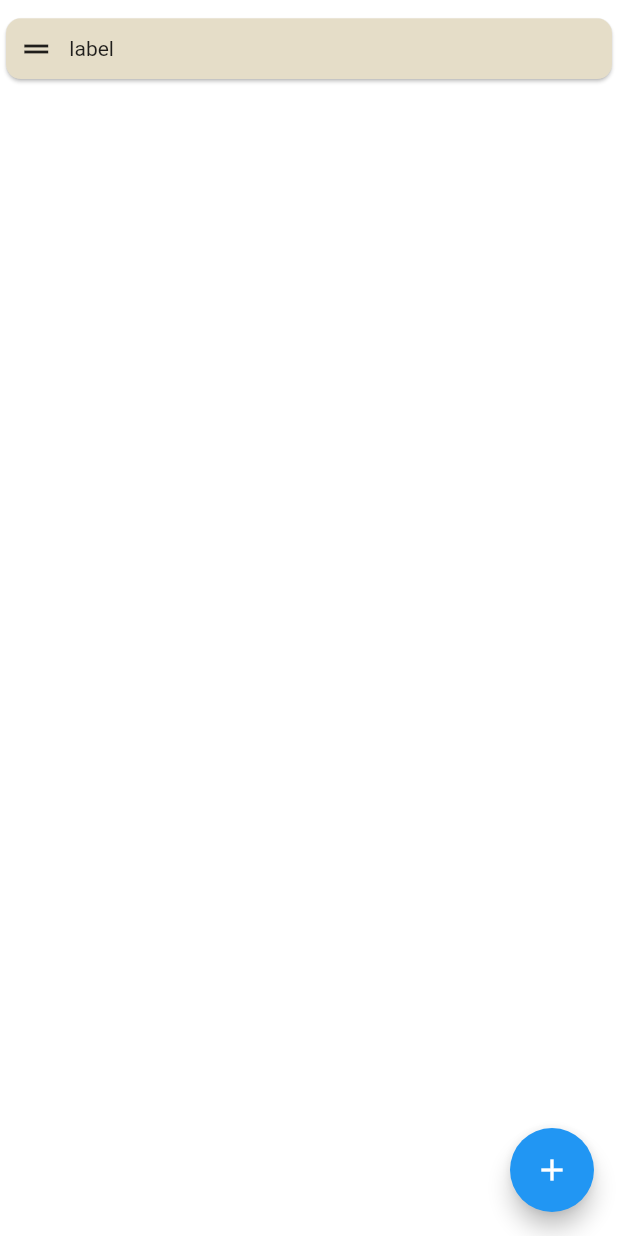
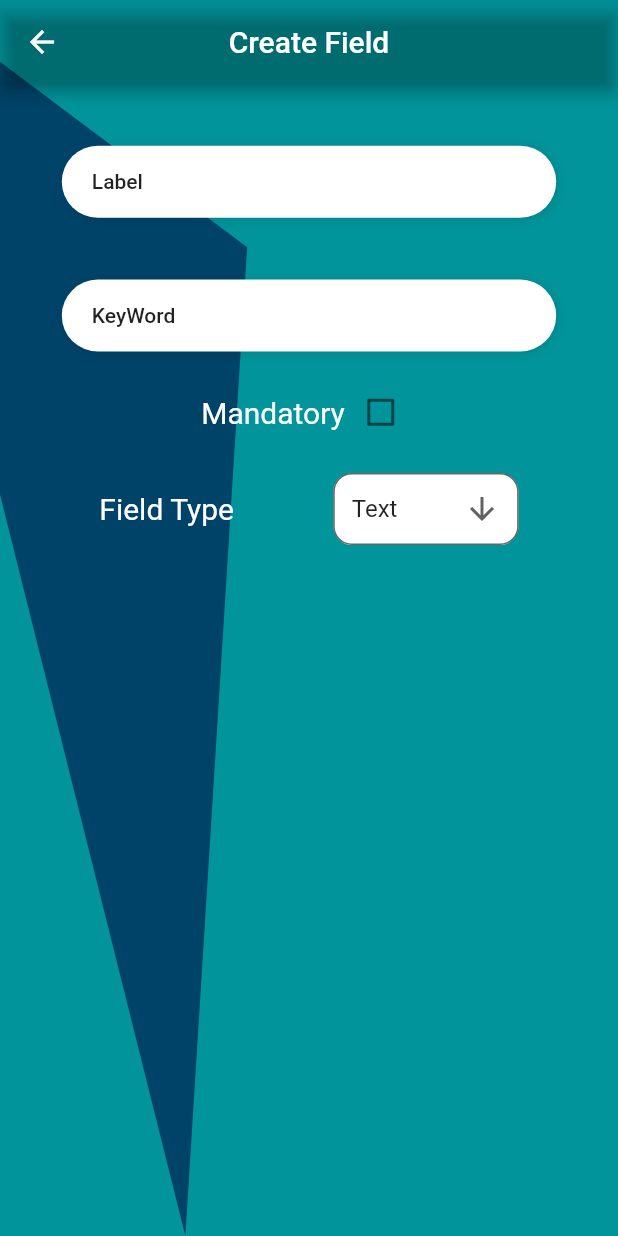
Before and after one commit to Lemmy01/InteligentForm, a Flutter app: the ViewFieldPage screen opened directly, after a tap on the "add" icon, on a phone screen of 412 x 824 dp. Run offline on Flutter 3.47's test engine with Material 2 defaults, Android fonts, the light colour scheme and no system bars; drawn by our look-alikes of flutter_slidable; our stand-ins replace bloc, cloud_firestore, dartz, equatable, firebase_core, sizer; accounts and stored records are empty.

Commit message:
feat:added create section page

```diff
--- /dev/null
+++ b/lib/core/background_widgets/create_field_background_widget.dart
@@ -0,0 +1,50 @@
+import 'package:flutter/material.dart';
+
+const Color kPrimaryColor = Color(0xFF01949A);
+const Color kSecondaryColor = Color(0xFF004369);
+
+class CreateFieldBackGroundWidget extends StatelessWidget {
+  const CreateFieldBackGroundWidget({
+    super.key,
+    this.child,
+  });
+  final Widget? child;
+  @override
+  Widget build(BuildContext context) {
+    return ClipRect(
+      child: Container(
+        height: MediaQuery.of(context).size.height,
+        width: MediaQuery.of(context).size.width,
+        decoration: const BoxDecoration(
+          color: kPrimaryColor,
+        ),
+        child: CustomPaint(
+          painter: BackgroundPainter(),
+          child: child,
+        ),
+      ),
+    );
+  }
+}
+
+class BackgroundPainter extends CustomPainter {
+  @override
+  void paint(Canvas canvas, Size size) {
+    var height = size.height;
+    var width = size.width;
+    final Paint paint = Paint()..color = kSecondaryColor;
+    final path = Path();
+
+    path.moveTo(0, height * 0.05);
+    path.lineTo(width * 0.4, height * 0.2);
+    path.lineTo(width * 0.3, height);
+    path.lineTo(0, height * 0.4);
+
+    canvas.drawPath(path, paint);
+  }
+
+  @override
+  bool shouldRepaint(covariant CustomPainter oldDelegate) {
+    return false;
+  }
+}
--- /dev/null
+++ b/lib/features/create_form/presentation/pages/create_field_page.dart
@@ -0,0 +1,114 @@
+import 'package:flutter/material.dart';
+import 'package:inteligent_forms/core/background_widgets/create_field_background_widget.dart';
+import 'package:inteligent_forms/features/create_form/presentation/widgets/outlined_text_field.dart';
+import 'package:sizer/sizer.dart';
+
+class CreateFieldPage extends StatefulWidget {
+  const CreateFieldPage({super.key});
+
+  @override
+  State<CreateFieldPage> createState() => _CreateFieldPageState();
+}
+
+class _CreateFieldPageState extends State<CreateFieldPage> {
+  TextEditingController labelController = TextEditingController();
+  TextEditingController keywordController = TextEditingController();
+  String dropdownValue = 'Text';
+  List<String> fieldTypes = ['Text', 'Number', 'Date', 'Time', 'Image'];
+  @override
+  Widget build(BuildContext context) {
+    return SafeArea(
+      child: CreateFieldBackGroundWidget(
+        child: Scaffold(
+          backgroundColor: Colors.transparent,
+          appBar: AppBar(
+            centerTitle: true,
+            backgroundColor: Colors.transparent,
+            title: const Text('Create Field'),
+          ),
+          body: SingleChildScrollView(
+            child: Column(
+              children: [
+                SizedBox(height: 5.h),
+                Padding(
+                  padding: EdgeInsets.symmetric(horizontal: 10.w),
+                  child: OutlinedTextField(
+                    textEditingController: labelController,
+                    hintText: "Label",
+                  ),
+                ),
+                SizedBox(height: 5.h),
+                Padding(
+                  padding: EdgeInsets.symmetric(horizontal: 10.w),
+                  child: OutlinedTextField(
+                      textEditingController: keywordController,
+                      hintText: "KeyWord"),
+                ),
+                SizedBox(height: 2.h),
+                Row(
+                  mainAxisAlignment: MainAxisAlignment.center,
+                  children: [
+                    const Text(
+                      "Mandatory",
+                      style: TextStyle(
+                        fontSize: 20,
+                        color: Colors.white,
+                      ),
+                    ),
+                    Checkbox(value: false, onChanged: (newValue) {}),
+                  ],
+                ),
+                SizedBox(height: 2.h),
+                Row(
+                  mainAxisAlignment: MainAxisAlignment.spaceEvenly,
+                  children: [
+                    const Text(
+                      "Field Type",
+                      style: TextStyle(
+                        fontSize: 20,
+                        color: Colors.white,
+                      ),
+                    ),
+                    SizedBox(
+                      width: 30.w,
+                      child: InputDecorator(
+                        decoration: InputDecoration(
+                          filled: true,
+                          fillColor: Colors.white,
+                          contentPadding: EdgeInsets.symmetric(horizontal: 3.w),
+                          border: OutlineInputBorder(
+                            borderRadius: BorderRadius.circular(3.w),
+                          ),
+                        ),
+                        child: DropdownButtonHideUnderline(
+                          child: DropdownButton<String>(
+                            menuMaxHeight: 30.h,
+                            value: dropdownValue,
+                            icon: const Icon(Icons.arrow_downward),
+                            onChanged: (String? value) {
+                              setState(() {
+                                //TODO: add logic
+                                dropdownValue = value!;
+                              });
+                            },
+                            items: fieldTypes
+                                .map<DropdownMenuItem<String>>((String value) {
+                              return DropdownMenuItem<String>(
+                                value: value,
+                                child: Text(value),
+                              );
+                            }).toList(),
+                          ),
+                        ),
+                      ),
+                    ),
+                  ],
+                ),
+              ],
+            ),
+          ),
+        ),
+      ),
+    );
+  }
+}
--- /dev/null
+++ b/lib/features/create_form/presentation/pages/create_section_page.dart
@@ -0,0 +1,41 @@
+import 'package:flutter/material.dart';
+
+import '../../../../core/background_widgets/create_field_background_widget.dart';
+
+class CreateSectionPage extends StatefulWidget {
+  const CreateSectionPage({super.key});
+
+  @override
+  State<CreateSectionPage> createState() => _CreateSectionPageState();
+}
+
+class _CreateSectionPageState extends State<CreateSectionPage> {
+  TextEditingController requestController = TextEditingController();
+  @override
+  Widget build(BuildContext context) {
+    return SafeArea(
+      child: CreateFieldBackGroundWidget(
+        child: Scaffold(
+          backgroundColor: Colors.transparent,
+          appBar: AppBar(
+            centerTitle: true,
+            backgroundColor: Colors.transparent,
+            title: const Text('Create Field'),
+          ),
+          body: SingleChildScrollView(
+            child: Column(
+              children: [
+                TextField(
+                  controller: requestController,
+                  decoration: const InputDecoration(
+                    hintText: "Request",
+                  ),
+                ),
+              ],
+            ),
+          ),
+        ),
+      ),
+    );
+  }
+}
--- a/lib/features/create_form/presentation/pages/view_fields_page.dart
+++ b/lib/features/create_form/presentation/pages/view_fields_page.dart
@@ -1,4 +1,5 @@
 import 'package:flutter/material.dart';
+import 'package:inteligent_forms/features/create_form/presentation/pages/create_field_page.dart';
 import 'package:inteligent_forms/features/create_form/presentation/widgets/field_card.dart';
 import 'package:sizer/sizer.dart';
 
@@ -23,6 +24,8 @@ class _ViewFieldPageState extends State<ViewFieldPage> {
     ),
   ];
   void addField() {
+    Navigator.push(context,
+        MaterialPageRoute(builder: (context) => const CreateFieldPage()));
     //push to a createFieldPage
   }
 
--- a/lib/features/create_form/presentation/pages/view_sections_page.dart
+++ b/lib/features/create_form/presentation/pages/view_sections_page.dart
@@ -1,4 +1,5 @@
 import 'package:flutter/material.dart';
+import 'package:inteligent_forms/features/create_form/presentation/pages/create_section_page.dart';
 import 'package:inteligent_forms/features/create_form/presentation/widgets/section_card.dart';
 
 import '../../domain/entities/section.dart';
@@ -15,9 +16,11 @@ class _ViewSectionsPageState extends State<ViewSectionsPage> {
   List<Section> sections = [];
   void addSection() {
     setState(() {
-      sections.add(
-          Section(content: '', scanType: "", sectionNumber: sectionNumber));
-      sectionNumber++;
+      // sections.add(
+      //     Section(content: '', scanType: "", sectionNumber: sectionNumber));
+      // sectionNumber++;
+      Navigator.push(context,
+          MaterialPageRoute(builder: (context) => const CreateSectionPage()));
     });
   }
 
```
Also changed, not shown: lib/features/create_form/presentation/widgets/document_keywords_card.dart (added).
